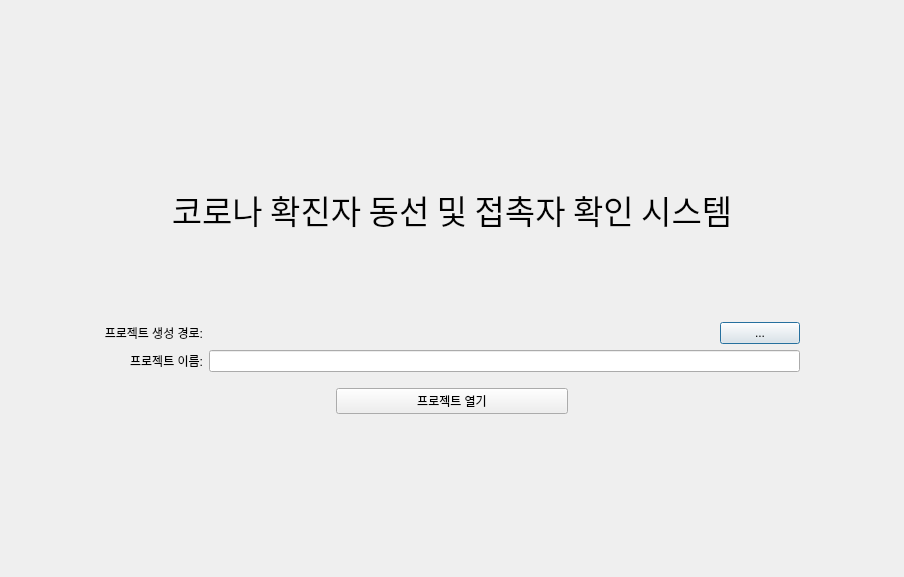
Above: UI/ui/first.ui from Adel-es/multi_covid19_cctv_analyzer before the change. Below: the same form after it.
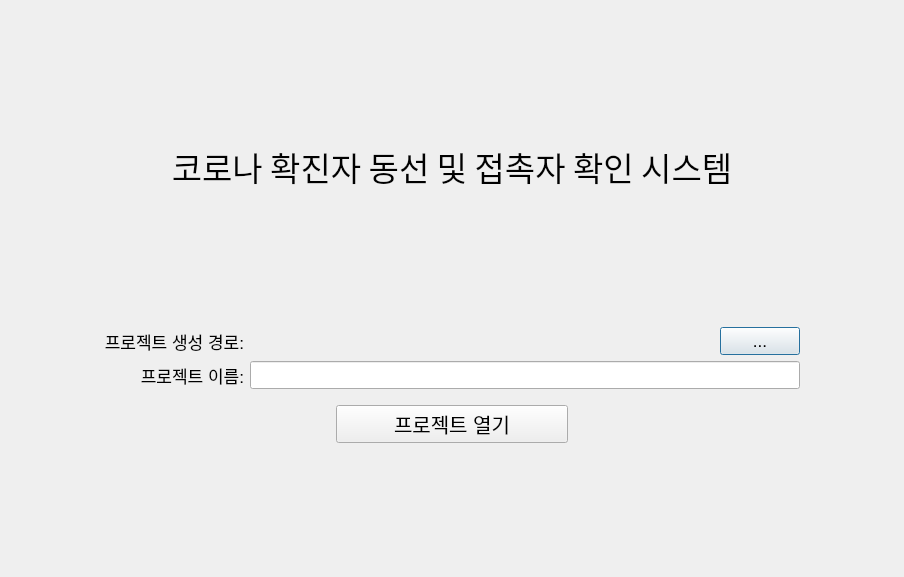
That is the form after the change.

The edit to the form file:
```diff
--- a/UI/ui/first.ui
+++ b/UI/ui/first.ui
@@ -13,11 +13,16 @@
   <property name="windowTitle">
    <string>Dialog</string>
   </property>
-  <layout class="QGridLayout" name="gridLayout" rowstretch="1,1,0,0,0,1" columnstretch="1,0,8,0,1">
+  <layout class="QGridLayout" name="gridLayout" rowstretch="1,1,1,1,0,1" columnstretch="1,0,8,0,1">
    <item row="3" column="2">
     <layout class="QGridLayout" name="gridLayout_2" columnstretch="0,10,0">
      <item row="0" column="0">
       <widget class="QLabel" name="label_4">
+       <property name="font">
+        <font>
+         <pointsize>13</pointsize>
+        </font>
+       </property>
        <property name="lineWidth">
         <number>0</number>
        </property>
@@ -34,6 +39,11 @@
      </item>
      <item row="0" column="1">
       <widget class="QLabel" name="projParentDirLabel">
+       <property name="font">
+        <font>
+         <pointsize>13</pointsize>
+        </font>
+       </property>
        <property name="text">
         <string/>
        </property>
@@ -41,6 +51,11 @@
      </item>
      <item row="1" column="0">
       <widget class="QLabel" name="label">
+       <property name="font">
+        <font>
+         <pointsize>13</pointsize>
+        </font>
+       </property>
        <property name="text">
         <string>프로젝트 이름:</string>
        </property>
@@ -51,6 +66,11 @@
      </item>
      <item row="0" column="2">
       <widget class="QPushButton" name="findPathBtn">
+       <property name="font">
+        <font>
+         <pointsize>13</pointsize>
+        </font>
+       </property>
        <property name="text">
         <string>...</string>
        </property>
@@ -63,7 +83,13 @@
       </widget>
      </item>
      <item row="1" column="1" colspan="2">
-      <widget class="QLineEdit" name="projNameLineEdit"/>
+      <widget class="QLineEdit" name="projNameLineEdit">
+       <property name="font">
+        <font>
+         <pointsize>13</pointsize>
+        </font>
+       </property>
+      </widget>
      </item>
     </layout>
    </item>
@@ -167,6 +193,11 @@
      </item>
      <item>
       <widget class="QPushButton" name="createBtn">
+       <property name="font">
+        <font>
+         <pointsize>15</pointsize>
+        </font>
+       </property>
        <property name="text">
         <string>프로젝트 열기</string>
        </property>
```
